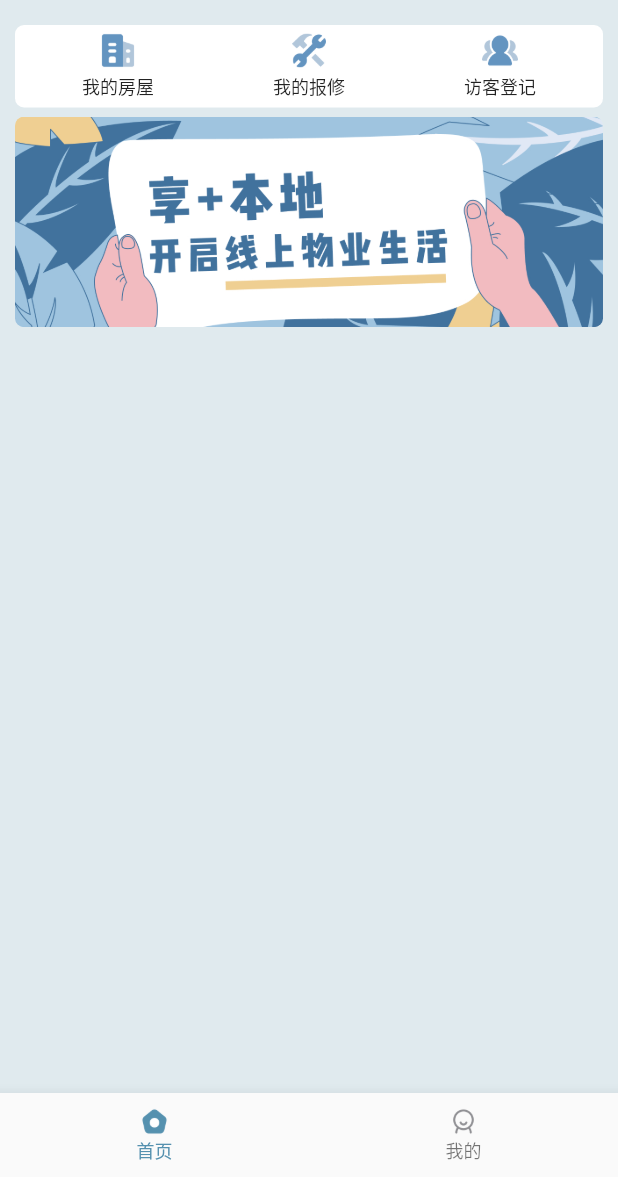
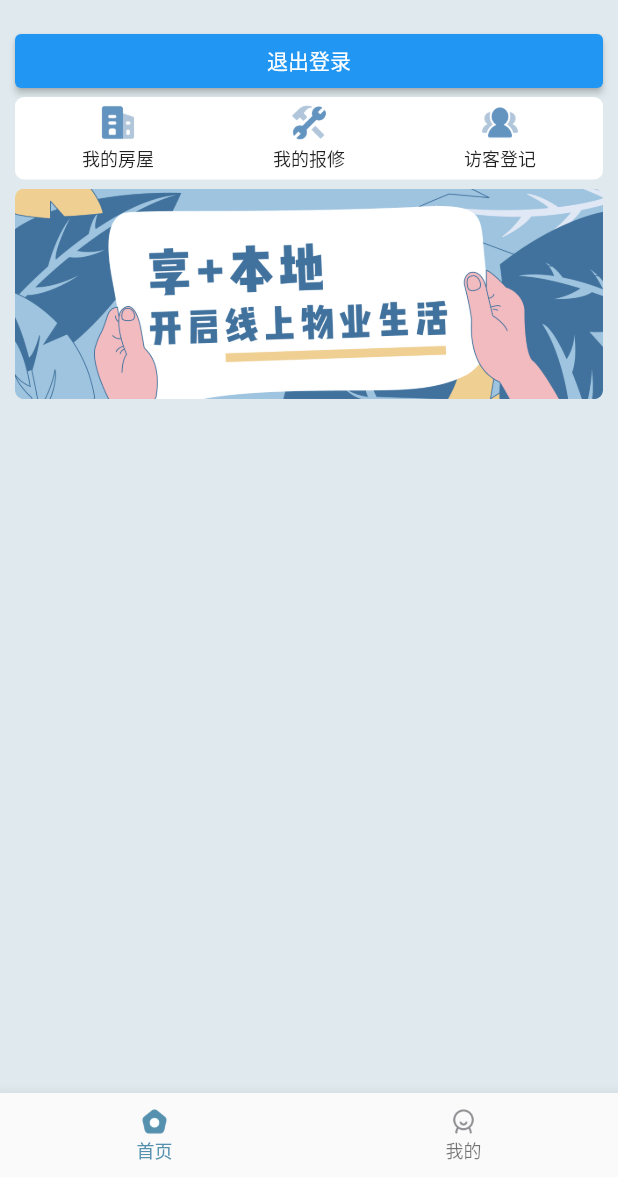
Before and after one commit to Yunyu-lin/flutter_community, a Flutter app: the screen it shows after launch, on a phone screen of 412 x 824 dp, the part 59-1236 px from its top. Run offline on Flutter 3.47's test engine with Material 2 defaults, Android fonts, the phone set to English and light mode, and no system bars; our stand-ins replace dio, flutter_widget_from_html, fluttertoast, shared_preferences; network calls fail.

Commit message:
添加请求拦截器自动注入token逻辑，修改token初始化位置

```diff
--- a/lib/main.dart
+++ b/lib/main.dart
@@ -7,7 +7,6 @@ import 'package:flutter/material.dart';
 import 'package:flutter/services.dart';
 
 void main() {
-  tokenManager.instance.init();
   runApp(const MyApp());
 }
 
--- a/lib/page/home/index.dart
+++ b/lib/page/home/index.dart
@@ -3,6 +3,7 @@ import 'package:community_app/page/home/components/HomeNav.dart';
 import 'package:community_app/utils/api_exception.dart';
 import 'package:community_app/utils/getApi.dart';
 import 'package:community_app/utils/toast.dart';
+import 'package:community_app/utils/tokenManager.dart';
 import 'package:flutter/material.dart';
 
 class HomePage extends StatefulWidget {
@@ -52,6 +53,10 @@ class _HomePageState extends State<HomePage> {
       body: ListView(
         padding: const EdgeInsets.symmetric(horizontal: 10.0),
         children: [
+          ElevatedButton(onPressed: (){
+            tokenManager.instance.removeToken();
+          }, child: Text('退出登录')),
+
           // 导航条
           HomeNav(),
 
--- a/lib/page/tab_Bar/index.dart
+++ b/lib/page/tab_Bar/index.dart
@@ -1,6 +1,7 @@
 import 'package:community_app/page/home/index.dart';
 import 'package:community_app/page/mine/index.dart';
 import 'package:flutter/material.dart';
+import 'package:community_app/utils/tokenManager.dart';
 
 class TabBarPage extends StatefulWidget {
   const TabBarPage({super.key});
@@ -23,6 +24,12 @@ class _TabBarPageState extends State<TabBarPage> {
       'active': 'assets/tabs/my_active.png'
     }
   ];
+@override
+void initState(){
+  super.initState();
+  tokenManager.instance.init();
+}
+
 
   @override
   Widget build(BuildContext context) {
--- a/lib/utils/https.dart
+++ b/lib/utils/https.dart
@@ -1,5 +1,7 @@
 import 'package:community_app/utils/api.dart';
 import 'package:community_app/utils/api_exception.dart';
+import 'package:community_app/utils/toast.dart';
+import 'package:community_app/utils/tokenManager.dart';
 import 'package:dio/dio.dart';
 
 class HttpUtils {
@@ -27,6 +29,9 @@ class HttpUtils {
     _dio.interceptors.add(
       InterceptorsWrapper(
         onRequest: (RequestOptions options, RequestInterceptorHandler handler) {
+          final token =tokenManager.instance.getToken();
+          if(token.isEmpty)  options.headers["Authorization"]='Bearer $token';
+
           return handler.next(options);
         },
         onResponse: (Response response, ResponseInterceptorHandler handler) {
@@ -83,6 +88,7 @@ class HttpUtils {
     if (response.data['code'] == ResultCode.SUCCESS_CODE) {
       return response.data;
     } else {
+      ToastUtils.showError(response.data['message']);
       throw Exception('Failed to load data,${response.data['code']}');
     }
   }
```
